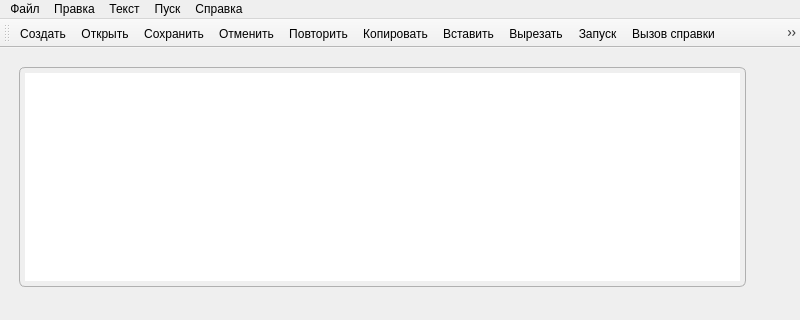
This is .venv/design.ui in Lavrous/TFIK_Lab1 as Qt 5 draws it before an edit; both pictures show x 0 to 800 and y 0 to 320 of the 800 by 602 pixel window. The edited form follows.
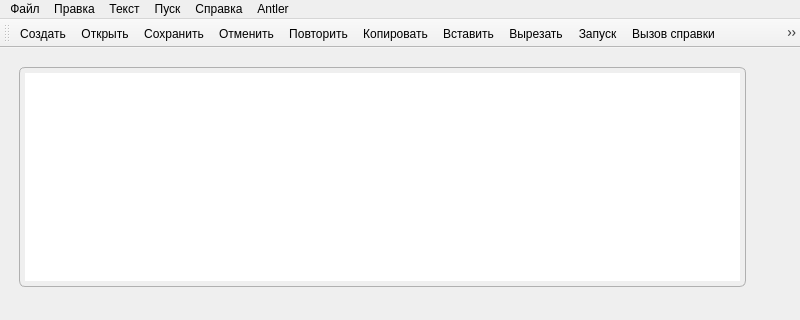
This is the edited form. Icons and pictures are not drawn.

Diff of the .ui file:
```diff
--- a/.venv/design.ui
+++ b/.venv/design.ui
@@ -187,11 +187,19 @@
     <addaction name="actionNote"/>
     <addaction name="actionAbout"/>
    </widget>
+   <widget class="QMenu" name="menuAntler">
+    <property name="title">
+     <string>Antler</string>
+    </property>
+    <addaction name="actionAntLex"/>
+    <addaction name="actionAntPars"/>
+   </widget>
    <addaction name="menu"/>
    <addaction name="menu_2"/>
    <addaction name="menu_3"/>
    <addaction name="menuGo"/>
    <addaction name="menu_5"/>
+   <addaction name="menuAntler"/>
   </widget>
   <widget class="QStatusBar" name="statusbar"/>
   <widget class="QToolBar" name="toolBar">
```
Left out of the diff: 40 changed lines with no effect on the pictures.
